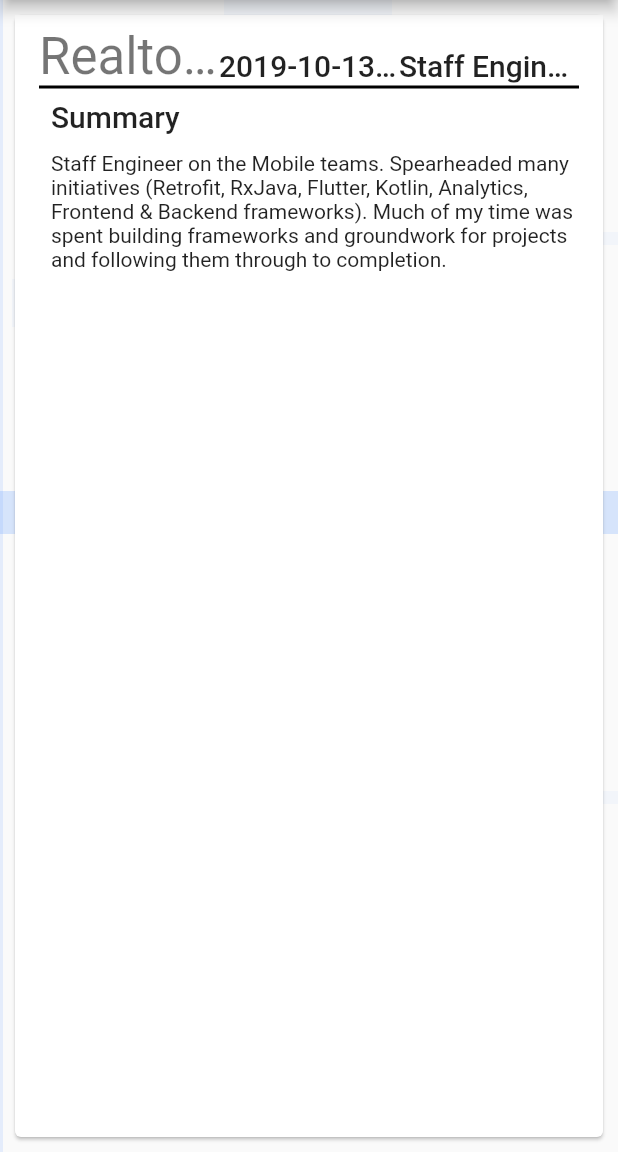
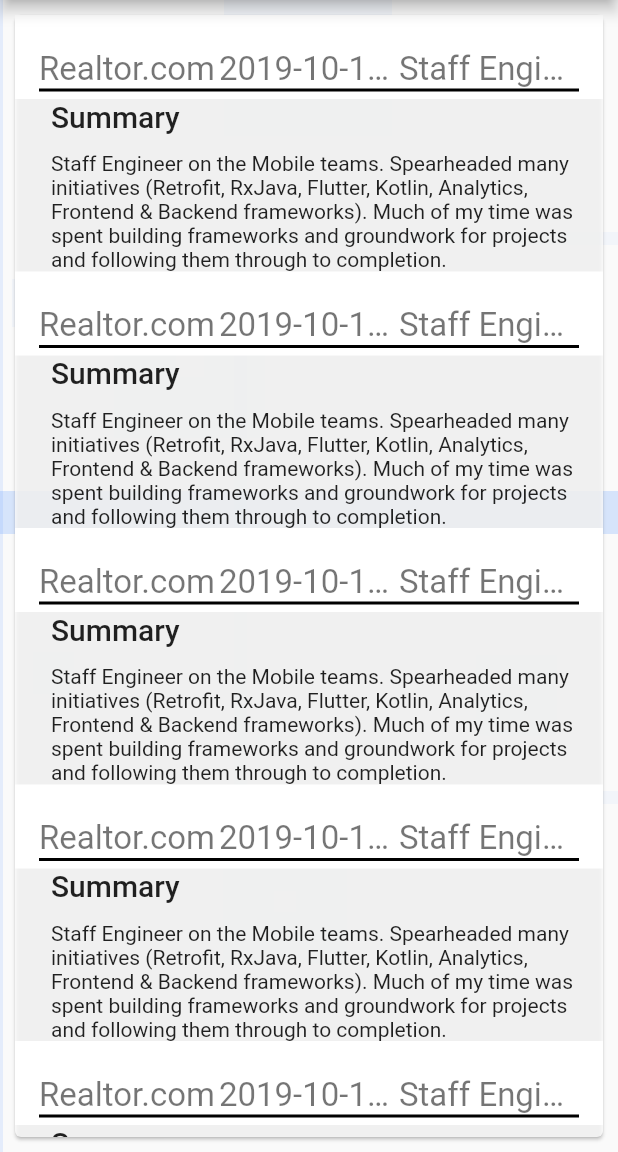
Before and after one commit to ahammer/flutter_resume, a Flutter app: the first screen one second after launch, on a phone screen of 412 x 824 dp, the part 84-1236 px from its top. Run offline on Flutter 3.47's test engine with Material 2 defaults, Android fonts, the phone set to English and light mode, and no system bars; our stand-ins replace url_launcher_web.

Commit message:
Improvements to resume

```diff
--- a/lib/screens/about/resume_screen.dart
+++ b/lib/screens/about/resume_screen.dart
@@ -8,8 +8,8 @@ class ResumeScreen extends StatelessWidget {
 }
 
 //const kJobs = ["Mindquake", "AFSI", "Mirabel", "Atimi", "Tio", "PNI/Staples", "Realtor.com"];
-final Map<String, WidgetBuilder> kJobExperienceWidgets = {
-  "Realtor.com": (context) => JobDetails(Job(
+final Map<String, Job> kJobExperienceWidgets = {
+  "Realtor.com": Job(
       company: "Realtor.com",
       title: "Staff Engineer",
       achievements: ["a", "b", "c"],
@@ -17,8 +17,8 @@ final Map<String, WidgetBuilder> kJobExperienceWidgets = {
       startDate: DateTime.now(),
       roles: <String>["a", "b", "c"],
       skills: <String>["a", "b", "c"],
-      summary: "Staff Engineer on the Mobile teams. Spearheaded many initiatives (Retrofit, RxJava, Flutter, Kotlin, Analytics, Frontend & Backend frameworks). Much of my time was spent building frameworks and groundwork for projects and following them through to completion.")),
-  "PNI/Staples": (context) => JobDetails(Job(
+      summary: "Staff Engineer on the Mobile teams. Spearheaded many initiatives (Retrofit, RxJava, Flutter, Kotlin, Analytics, Frontend & Backend frameworks). Much of my time was spent building frameworks and groundwork for projects and following them through to completion."),
+  "PNI/Staples": Job(
       company: "Realtor.com",
       title: "Staff Engineer",
       achievements: ["a", "b", "c"],
@@ -26,9 +26,9 @@ final Map<String, WidgetBuilder> kJobExperienceWidgets = {
       startDate: DateTime.now(),
       roles: <String>["a", "b", "c"],
       skills: <String>["a", "b", "c"],
-      summary: "Staff Engineer on the Mobile teams. Spearheaded many initiatives (Retrofit, RxJava, Flutter, Kotlin, Analytics, Frontend & Backend frameworks). Much of my time was spent building frameworks and groundwork for projects and following them through to completion.")),
+      summary: "Staff Engineer on the Mobile teams. Spearheaded many initiatives (Retrofit, RxJava, Flutter, Kotlin, Analytics, Frontend & Backend frameworks). Much of my time was spent building frameworks and groundwork for projects and following them through to completion."),
 
-  "Atimi": (context) => JobDetails(Job(
+  "Atimi": Job(
       company: "Realtor.com",
       title: "Staff Engineer",
       achievements: ["a", "b", "c"],
@@ -36,9 +36,9 @@ final Map<String, WidgetBuilder> kJobExperienceWidgets = {
       startDate: DateTime.now(),
       roles: <String>["a", "b", "c"],
       skills: <String>["a", "b", "c"],
-      summary: "Staff Engineer on the Mobile teams. Spearheaded many initiatives (Retrofit, RxJava, Flutter, Kotlin, Analytics, Frontend & Backend frameworks). Much of my time was spent building frameworks and groundwork for projects and following them through to completion.")),
+      summary: "Staff Engineer on the Mobile teams. Spearheaded many initiatives (Retrofit, RxJava, Flutter, Kotlin, Analytics, Frontend & Backend frameworks). Much of my time was spent building frameworks and groundwork for projects and following them through to completion."),
 
-  "Mirabel": (context) =>JobDetails(Job(
+  "Mirabel": Job(
       company: "Realtor.com",
       title: "Staff Engineer",
       achievements: ["a", "b", "c"],
@@ -46,9 +46,9 @@ final Map<String, WidgetBuilder> kJobExperienceWidgets = {
       startDate: DateTime.now(),
       roles: <String>["a", "b", "c"],
       skills: <String>["a", "b", "c"],
-      summary: "Staff Engineer on the Mobile teams. Spearheaded many initiatives (Retrofit, RxJava, Flutter, Kotlin, Analytics, Frontend & Backend frameworks). Much of my time was spent building frameworks and groundwork for projects and following them through to completion.")),
+      summary: "Staff Engineer on the Mobile teams. Spearheaded many initiatives (Retrofit, RxJava, Flutter, Kotlin, Analytics, Frontend & Backend frameworks). Much of my time was spent building frameworks and groundwork for projects and following them through to completion."),
 
-  "AFSI": (context) =>JobDetails(Job(
+  "AFSI": Job(
       company: "Realtor.com",
       title: "Staff Engineer",
       achievements: ["a", "b", "c"],
@@ -56,9 +56,9 @@ final Map<String, WidgetBuilder> kJobExperienceWidgets = {
       startDate: DateTime.now(),
       roles: <String>["a", "b", "c"],
       skills: <String>["a", "b", "c"],
-      summary: "Staff Engineer on the Mobile teams. Spearheaded many initiatives (Retrofit, RxJava, Flutter, Kotlin, Analytics, Frontend & Backend frameworks). Much of my time was spent building frameworks and groundwork for projects and following them through to completion.")),
+      summary: "Staff Engineer on the Mobile teams. Spearheaded many initiatives (Retrofit, RxJava, Flutter, Kotlin, Analytics, Frontend & Backend frameworks). Much of my time was spent building frameworks and groundwork for projects and following them through to completion."),
 
-  "MindQuake": (context) => JobDetails(Job(
+  "MindQuake": Job(
       company: "Realtor.com",
       title: "Staff Engineer",
       achievements: ["a", "b", "c"],
@@ -66,7 +66,7 @@ final Map<String, WidgetBuilder> kJobExperienceWidgets = {
       startDate: DateTime.now(),
       roles: <String>["a", "b", "c"],
       skills: <String>["a", "b", "c"],
-      summary: "Staff Engineer on the Mobile teams. Spearheaded many initiatives (Retrofit, RxJava, Flutter, Kotlin, Analytics, Frontend & Backend frameworks). Much of my time was spent building frameworks and groundwork for projects and following them through to completion.")),
+      summary: "Staff Engineer on the Mobile teams. Spearheaded many initiatives (Retrofit, RxJava, Flutter, Kotlin, Analytics, Frontend & Backend frameworks). Much of my time was spent building frameworks and groundwork for projects and following them through to completion."),
 
 };
 
@@ -84,13 +84,39 @@ class _ResumeScreenBodyState extends State<ResumeScreenBody> {
   @override
   Widget build(BuildContext context) {
     final width = MediaQuery.of(context).size.width;
+    final List<Widget> slivers = List();
+    kJobExperienceWidgets.values.map((job)=>getJobDetailSlivers(context, job)).forEach((it)=>slivers.addAll(it));
+
     return ContentPanel(
-            child: kJobExperienceWidgets["Realtor.com"](context),
+            child: Card(color:  Theme.of(context).colorScheme.surface.withOpacity(0.8),child:CustomScrollView(slivers: slivers)),
             opened: true,
             openOffset: 0,
             closedOffset: -width,
             width: width);
   }
+
+
+List<Widget> getJobDetailSlivers(BuildContext context, Job job) => <Widget>[
+          SliverAppBar(
+            backgroundColor: Theme.of(context).colorScheme.surface,
+            pinned: true,
+            title: JobDetailHeader(job: job),
+          ),
+          SliverList(
+
+            delegate: SliverChildListDelegate([
+              Padding(
+                padding: const EdgeInsets.fromLTRB(24,0,16,0),
+                child: Container( child:Text("Summary", style: Theme.of(context).textTheme.title)),
+              ),
+              Padding(
+                padding: const EdgeInsets.fromLTRB(24,12,16,0),
+                child: Container( child:Text(job.summary)),
+              ),
+
+            ]),
+          )
+        ];
 
 }
 
@@ -185,37 +211,6 @@ class Job {
       @required this.achievements});
 }
 
-class JobDetails extends StatelessWidget {
-  final Job job;
-
-  JobDetails(this.job);
-
-  @override
-  Widget build(BuildContext context) => Card(
-          child: CustomScrollView(
-        slivers: <Widget>[
-          SliverAppBar(
-            backgroundColor: Theme.of(context).colorScheme.surface,
-            pinned: true,
-            title: JobDetailHeader(job: job),
-          ),
-          SliverList(
-
-            delegate: SliverChildListDelegate([
-              Padding(
-                padding: const EdgeInsets.fromLTRB(24,0,16,0),
-                child: Container(color: Theme.of(context).colorScheme.surface, child:Text("Summary", style: Theme.of(context).textTheme.title)),
-              ),
-              Padding(
-                padding: const EdgeInsets.fromLTRB(24,12,16,0),
-                child: Container(color: Theme.of(context).colorScheme.surface, child:Text(job.summary)),
-              ),
-
-            ]),
-          )
-        ],
-      ));
-}
 
 class JobDetailHeader extends StatelessWidget {
   final topRowHeight = 36.0;
@@ -231,7 +226,9 @@ class JobDetailHeader extends StatelessWidget {
   Widget build(BuildContext context) {
     return Column(
       children: <Widget>[
-        Container(
+        Padding(
+          padding: const EdgeInsets.fromLTRB(0,18,0,0),
+          child: Container(
               width: double.infinity,
               child: Row(
                 children: <Widget>[
@@ -239,21 +236,20 @@ class JobDetailHeader extends StatelessWidget {
                       child: Container(
                           alignment: FractionalOffset.bottomLeft,
                           child: Text(job.company,
-                            style: Theme.of(context).textTheme.display1))),
+                              style: Theme.of(context).textTheme.display1.copyWith(fontSize: 22)))),
                   Expanded(
                       child: Container(
-                        height: topRowHeight,
                           alignment: FractionalOffset.bottomCenter,
                           child: Text(job.startDate.toString(),
-                            style: Theme.of(context).textTheme.title))),
+                              style: Theme.of(context).textTheme.display1.copyWith(fontSize: 22)))),
                   Expanded(
                       child: Container(
-                        height: topRowHeight,
                           alignment: FractionalOffset.bottomRight,
                           child: Text(job.title,
-                            style: Theme.of(context).textTheme.title))),
+                              style: Theme.of(context).textTheme.display1.copyWith(fontSize: 22)))),
                 ],
               )),
+        ),
         Container(
           width: double.infinity,
           height: 2,
```
Lines whose indentation alone changed are shown as unchanged.
